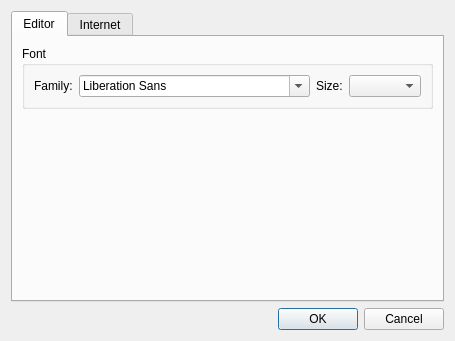
First picture: the form in app/optionsdialog.ui, repository cloose/CuteMarkEd, before the edit.
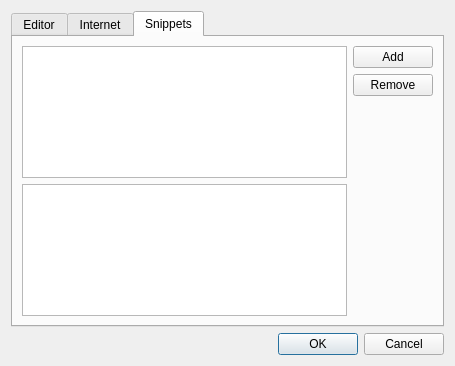
Second picture: the form after the edit. The open tabs and pages were chosen to show the change.

Commit message:
Snippet system configuration (#81)
Add new page to the options dialog for the maintenance (add, edit, remove)
of user-defined snippets.

Diff of the .ui file:
```diff
--- a/app/optionsdialog.ui
+++ b/app/optionsdialog.ui
@@ -7,7 +7,7 @@
     <x>0</x>
     <y>0</y>
     <width>386</width>
-    <height>315</height>
+    <height>366</height>
    </rect>
   </property>
   <property name="windowTitle">
@@ -174,6 +174,95 @@
          </layout>
         </widget>
        </item>
+       <item>
+        <spacer name="verticalSpacer_3">
+         <property name="orientation">
+          <enum>Qt::Vertical</enum>
+         </property>
+         <property name="sizeHint" stdset="0">
+          <size>
+           <width>20</width>
+           <height>40</height>
+          </size>
+         </property>
+        </spacer>
+       </item>
+      </layout>
+     </widget>
+     <widget class="QWidget" name="snippetsTab">
+      <attribute name="title">
+       <string>Snippets</string>
+      </attribute>
+      <layout class="QGridLayout" name="gridLayout">
+       <item row="0" column="0">
+        <widget class="QTableView" name="snippetTableView">
+         <property name="selectionMode">
+          <enum>QAbstractItemView::SingleSelection</enum>
+         </property>
+         <property name="selectionBehavior">
+          <enum>QAbstractItemView::SelectRows</enum>
+         </property>
+         <property name="showGrid">
+          <bool>false</bool>
+         </property>
+         <property name="wordWrap">
+          <bool>false</bool>
+         </property>
+         <property name="cornerButtonEnabled">
+          <bool>false</bool>
+         </property>
+         <attribute name="horizontalHeaderHighlightSections">
+          <bool>false</bool>
+         </attribute>
+         <attribute name="horizontalHeaderStretchLastSection">
+          <bool>true</bool>
+         </attribute>
+         <attribute name="verticalHeaderVisible">
+          <bool>false</bool>
+         </attribute>
+         <attribute name="verticalHeaderDefaultSectionSize">
+          <number>22</number>
+         </attribute>
+        </widget>
+       </item>
+       <item row="0" column="1">
+        <layout class="QVBoxLayout" name="verticalLayout_5">
+         <item>
+          <widget class="QPushButton" name="addSnippetButton">
+           <property name="text">
+            <string>Add</string>
+           </property>
+          </widget>
+         </item>
+         <item>
+          <widget class="QPushButton" name="removeSnippetButton">
+           <property name="text">
+            <string>Remove</string>
+           </property>
+          </widget>
+         </item>
+         <item>
+          <spacer name="verticalSpacer_2">
+           <property name="orientation">
+            <enum>Qt::Vertical</enum>
+           </property>
+           <property name="sizeHint" stdset="0">
+            <size>
+             <width>20</width>
+             <height>40</height>
+            </size>
+           </property>
+          </spacer>
+         </item>
+        </layout>
+       </item>
+       <item row="1" column="0">
+        <widget class="QPlainTextEdit" name="snippetTextEdit">
+         <property name="readOnly">
+          <bool>true</bool>
+         </property>
+        </widget>
+       </item>
       </layout>
      </widget>
     </widget>
```
Left out of the diff: 48 changed lines with no effect on the pictures. The commit also changes 3 other files.
